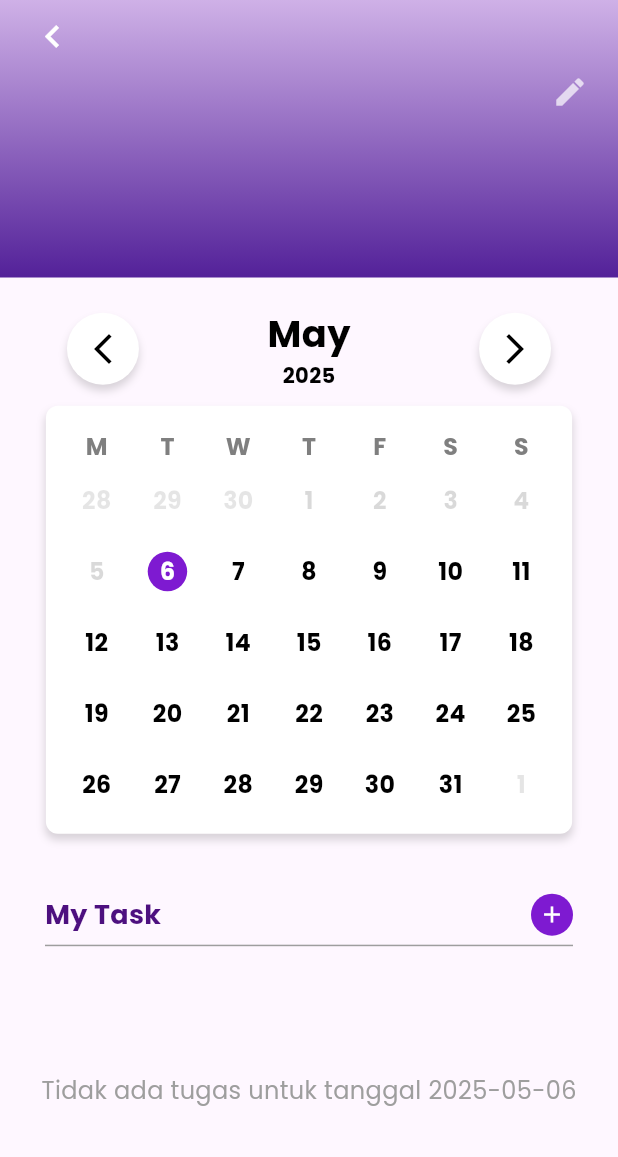
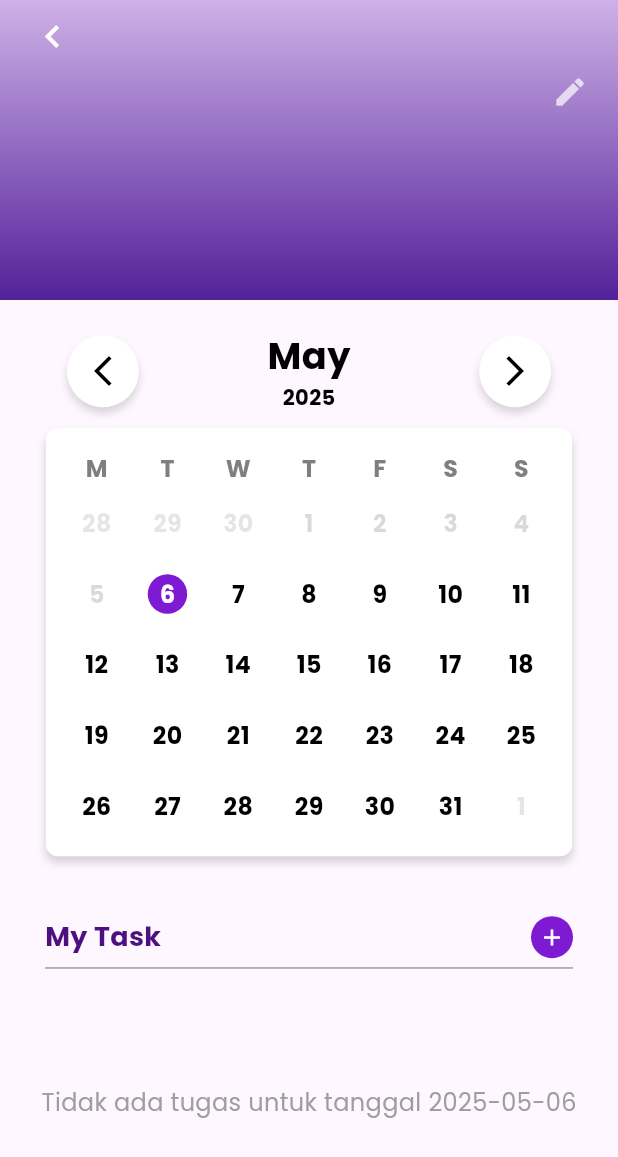
Before and after one commit to georgewin18/DoKo, a Flutter app: the DetailGroupPage screen opened directly with empty values, on a phone screen of 412 x 824 dp. Shown: the top 1157 px of the screen. Run offline on Flutter 3.47's test engine with Material 3 defaults, Android fonts, the phone set to English and light mode, and no system bars; our stand-ins replace curved_labeled_navigation_bar, flutter_lucide, percent_indicator, sqflite; accounts and stored records are empty.

Commit message:
ubah tinggi header, di hp yang pendek overflow, dari 185 ke 200

```diff
--- a/lib/pages/detail_group_page.dart
+++ b/lib/pages/detail_group_page.dart
@@ -77,7 +77,7 @@ class _DetailGroupPageState extends State<DetailGroupPage> {
         children: [
           // HEADER
           Container(
-            height: 185,
+            height: 200,
             width: double.infinity,
             decoration: const BoxDecoration(
               gradient: LinearGradient(
```
